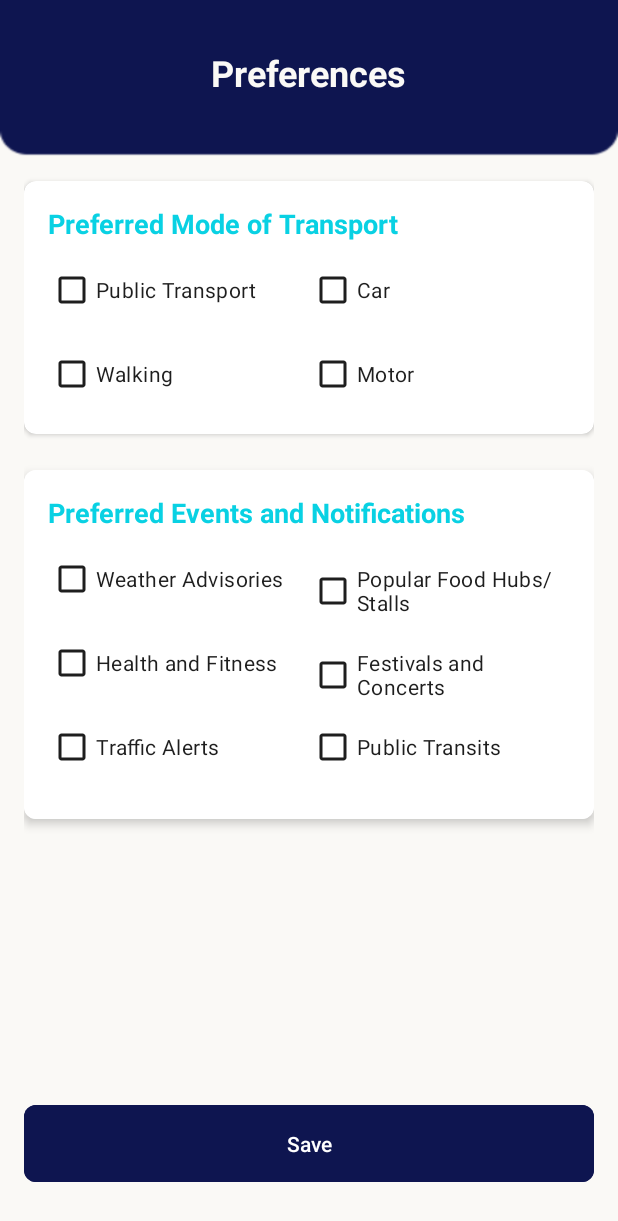
After one commit to Elgen19/SmartCity, an Android app: the PreferencesActivity screen opened directly, with no data from a screen before it, on a phone screen of 412 x 824 dp. The commit adds this screen. Shown: the top 1221 px of the screen. Run offline under Robolectric (Android 15) with nearby library versions, the phone set to English and light mode, and no system bars; our stand-ins replace Firebase (no records; nobody signed in at launch, a user with empty details on screens opened directly).

Commit message:
preferences setup

```diff
--- a/app/src/main/AndroidManifest.xml
+++ b/app/src/main/AndroidManifest.xml
@@ -19,6 +19,9 @@
         android:supportsRtl="true"
         android:theme="@style/Theme.SmartCity"
         tools:targetApi="31">
+        <activity
+            android:name=".PreferencesActivity"
+            android:exported="false" />
         <activity
             android:name=".DashboardActivity"
             android:exported="false" />
--- a/app/src/main/java/com/elgenium/smartcity/MainActivity.kt
+++ b/app/src/main/java/com/elgenium/smartcity/MainActivity.kt
@@ -38,7 +38,7 @@ class MainActivity : AppCompatActivity() {
     }
 
     private fun navigateToSignIn() {
-        val intent = Intent(this, SignInActivity::class.java)
+        val intent = Intent(this, DashboardActivity::class.java)
         startActivity(intent)
         finish()
     }
--- a/app/src/main/java/com/elgenium/smartcity/RegistrationActivity.kt
+++ b/app/src/main/java/com/elgenium/smartcity/RegistrationActivity.kt
@@ -127,7 +127,8 @@ class RegistrationActivity : AppCompatActivity() {
             "fullName" to fullName,
             "email" to email,
             "phoneNumber" to phoneNumber,
-            "profilePicUrl" to profilePicUrl // Save profile picture URL to the database
+            "profilePicUrl" to profilePicUrl, // Save profile picture URL to the database
+            "preferencesSet" to false
         )
 
         database.child(userId).setValue(userMap)
--- /dev/null
+++ b/app/src/main/res/color/checkbox_selector.xml
@@ -0,0 +1,7 @@
+<?xml version="1.0" encoding="utf-8"?>
+<selector xmlns:android="http://schemas.android.com/apk/res/android">
+    <!-- Checked state -->
+    <item android:state_checked="true" android:color="#9009D1E3" />
+    <!-- Default/unchecked state -->
+    <item android:color="@color/gray" />
+</selector>
--- /dev/null
+++ b/app/src/main/res/layout/activity_preferences.xml
@@ -0,0 +1,244 @@
+<RelativeLayout xmlns:android="http://schemas.android.com/apk/res/android"
+    xmlns:app="http://schemas.android.com/apk/res-auto"
+    xmlns:tools="http://schemas.android.com/tools"
+    android:layout_width="match_parent"
+    android:layout_height="match_parent"
+    android:background="@drawable/backdraft2"
+    android:padding="16dp">
+
+    <!-- Content LinearLayout -->
+    <LinearLayout
+        android:layout_width="match_parent"
+        android:layout_height="match_parent"
+        android:layout_above="@+id/button_save"
+        android:orientation="vertical">
+
+        <!-- Title at the top center -->
+        <TextView
+            android:id="@+id/title_preferences"
+            android:layout_width="wrap_content"
+            android:layout_height="wrap_content"
+            android:layout_gravity="center_horizontal"
+            android:layout_marginTop="16dp"
+            android:text="@string/preferences"
+            android:textColor="@color/primary_color"
+            android:textSize="24sp"
+            android:textStyle="bold" />
+
+        <!-- First Card for Preferred Mode of Transport -->
+        <androidx.cardview.widget.CardView
+            android:layout_width="match_parent"
+            android:layout_height="wrap_content"
+            android:layout_marginTop="56dp"
+            android:layout_marginBottom="16dp"
+            app:cardBackgroundColor="@color/white"
+            android:elevation="4dp"
+            android:padding="16dp"
+            app:cardCornerRadius="8dp">
+
+            <LinearLayout
+                android:layout_width="match_parent"
+                android:layout_height="wrap_content"
+                android:orientation="vertical"
+                android:padding="16dp">
+
+                <!-- Title TextView -->
+                <TextView
+                    android:id="@+id/title_preferred_mode"
+                    android:layout_width="wrap_content"
+                    android:layout_height="wrap_content"
+                    android:paddingBottom="8dp"
+                    android:text="@string/preferred_mode_of_transport"
+                    android:textColor="@color/brand_color"
+                    android:textSize="18sp"
+                    android:textStyle="bold"
+                    tools:ignore="TextContrastCheck" />
+
+                <!-- CheckBox Row 1 -->
+                <LinearLayout
+                    android:layout_width="match_parent"
+                    android:layout_height="wrap_content"
+                    android:orientation="horizontal"
+                    android:paddingBottom="8dp"
+                    android:weightSum="2">
+
+                    <CheckBox
+                        android:id="@+id/checkbox_public_transport"
+                        android:layout_width="0dp"
+                        android:layout_height="wrap_content"
+                        android:textColor="@color/gray"
+                        android:layout_weight="1"
+                        android:text="@string/public_transport" />
+
+                    <CheckBox
+                        android:id="@+id/checkbox_car"
+                        android:layout_width="0dp"
+                        android:textColor="@color/gray"
+                        android:layout_height="wrap_content"
+                        android:layout_weight="1"
+                        android:text="@string/car"
+                        tools:ignore="VisualLintButtonSize" />
+                </LinearLayout>
+
+                <!-- CheckBox Row 2 -->
+                <LinearLayout
+                    android:layout_width="match_parent"
+                    android:layout_height="wrap_content"
+                    android:orientation="horizontal"
+                    android:weightSum="2">
+
+                    <CheckBox
+                        android:id="@+id/checkbox_walking"
+                        android:layout_width="0dp"
+                        android:textColor="@color/gray"
+                        android:layout_height="wrap_content"
+                        android:layout_weight="1"
+                        android:text="@string/walking" />
+
+                    <CheckBox
+                        android:id="@+id/checkbox_motor"
+                        android:layout_width="0dp"
+                        android:textColor="@color/gray"
+                        android:layout_height="wrap_content"
+                        android:layout_weight="1"
+                        android:text="@string/motor" />
+                </LinearLayout>
+
+            </LinearLayout>
+        </androidx.cardview.widget.CardView>
+
+        <!-- Third Card for Preferred Events and Notifications -->
+        <androidx.cardview.widget.CardView
+            android:layout_width="match_parent"
+            android:layout_height="wrap_content"
+            android:layout_marginTop="8dp"
+            app:cardCornerRadius="8dp"
+            app:cardElevation="4dp"
+            android:clickable="true"
+            android:focusable="true">
+
+            <LinearLayout
+                android:layout_width="match_parent"
+                android:layout_height="wrap_content"
+                android:orientation="vertical"
+                android:background="@color/white"
+                android:padding="16dp">
+
+                <!-- Title TextView -->
+                <TextView
+                    android:id="@+id/title_preferred_events"
+                    android:layout_width="wrap_content"
+                    android:layout_height="wrap_content"
+                    android:paddingBottom="8dp"
+                    android:text="@string/preferred_events_and_notifications"
+                    android:textColor="@color/brand_color"
+                    android:textSize="18sp"
+                    android:textStyle="bold"
+                    tools:ignore="TextContrastCheck" />
+
+                <!-- CheckBox List -->
+                <LinearLayout
+                    android:layout_width="match_parent"
+                    android:layout_height="wrap_content"
+                    android:orientation="vertical">
+
+                    <!-- First Row -->
+                    <LinearLayout
+                        android:layout_width="match_parent"
+                        android:layout_height="wrap_content"
+                        android:orientation="horizontal"
+                        android:weightSum="2"
+                        android:paddingBottom="8dp">
+
+                        <CheckBox
+                            android:id="@+id/checkbox_weather_advisories"
+                            android:layout_width="0dp"
+                            android:layout_height="wrap_content"
+                            android:layout_weight="1"
+                            android:textColor="@color/gray"
+                            android:text="@string/weather_advisories" />
+
+                        <CheckBox
+                            android:id="@+id/checkbox_food_hubs"
+                            android:layout_width="0dp"
+                            android:layout_height="wrap_content"
+                            android:layout_weight="1"
+                            android:text="@string/popular_food_hubs_stalls"
+                            android:textColor="@color/gray"
+                            tools:ignore="TouchTargetSizeCheck" />
+                    </LinearLayout>
+
+                    <!-- Second Row -->
+                    <LinearLayout
+                        android:layout_width="match_parent"
+                        android:layout_height="wrap_content"
+                        android:orientation="horizontal"
+                        android:weightSum="2"
+                        android:paddingBottom="8dp">
+
+                        <CheckBox
+                            android:id="@+id/checkbox_health_fitness"
+                            android:layout_width="0dp"
+                            android:layout_height="wrap_content"
+                            android:textColor="@color/gray"
+                            android:layout_weight="1"
+                            android:text="@string/health_and_fitness" />
+
+                        <CheckBox
+                            android:id="@+id/checkbox_festivals_concerts"
+                            android:layout_width="0dp"
+                            android:layout_height="wrap_content"
+                            android:layout_weight="1"
+                            android:text="@string/festivals_and_concerts"
+                            android:textColor="@color/gray"
+                            tools:ignore="TouchTargetSizeCheck" />
+                    </LinearLayout>
+
+                    <!-- Third Row -->
+                    <LinearLayout
+                        android:layout_width="match_parent"
+                        android:layout_height="wrap_content"
+                        android:orientation="horizontal"
+                        android:weightSum="2"
+                        android:paddingBottom="8dp">
+
+                        <CheckBox
+                            android:id="@+id/checkbox_traffic_alerts"
+                            android:layout_width="0dp"
+                            android:layout_height="wrap_content"
+                            android:textColor="@color/gray"
+                            android:layout_weight="1"
+                            android:text="@string/traffic_alerts" />
+
+                        <CheckBox
+                            android:id="@+id/checkbox_public_transits"
+                            android:layout_width="0dp"
+                            android:layout_height="wrap_content"
+                            android:textColor="@color/gray"
+                            android:layout_weight="1"
+                            android:text="@string/public_transits" />
+                    </LinearLayout>
+                </LinearLayout>
+
+            </LinearLayout>
+        </androidx.cardview.widget.CardView>
+
+    </LinearLayout>
+
+    <!-- Save Button -->
+    <com.google.android.material.button.MaterialButton
+        android:id="@+id/button_save"
+        android:layout_width="match_parent"
+        android:layout_height="wrap_content"
+        android:layout_alignParentBottom="true"
+        android:layout_marginTop="24dp"
+        android:layout_marginBottom="16dp"
+        android:backgroundTint="@color/secondary_color"
+        android:padding="16dp"
+        android:text="@string/save"
+        app:rippleColor="@color/brand_color"
+        android:textColor="@color/white"
+        app:cornerRadius="8dp"
+        tools:ignore="VisualLintButtonSize" />
+
+</RelativeLayout>
--- a/app/src/main/res/values-night/themes.xml
+++ b/app/src/main/res/values-night/themes.xml
@@ -4,6 +4,7 @@
         <!-- Customize your dark theme here. -->
         <!-- <item name="colorPrimary">@color/my_dark_primary</item> -->
         <item name="android:statusBarColor">@color/secondary_color</item>
+        <item name="android:buttonTint">@color/checkbox_selector</item>
 
     </style>
 </resources>
--- a/app/src/main/res/values/strings.xml
+++ b/app/src/main/res/values/strings.xml
@@ -39,5 +39,18 @@
     <string name="good_afternoon">Good Afternoon,</string>
     <string name="good_noon">Good Noon,</string>
     <string name="good_evening">Good Evening,</string>
+    <string name="preferences">Preferences</string>
+    <string name="preferred_mode_of_transport">Preferred Mode of Transport</string>
+    <string name="public_transport">Public Transport</string>
+    <string name="car">Car</string>
+    <string name="walking">Walking</string>
+    <string name="motor">Motor</string>
+    <string name="preferred_events_and_notifications">Preferred Events and Notifications</string>
+    <string name="weather_advisories">Weather Advisories</string>
+    <string name="popular_food_hubs_stalls">Popular Food Hubs/Stalls</string>
+    <string name="health_and_fitness">Health and Fitness</string>
+    <string name="festivals_and_concerts">Festivals and Concerts</string>
+    <string name="traffic_alerts">Traffic Alerts</string>
+    <string name="public_transits">Public Transits</string>
 
 </resources>
--- a/app/src/main/res/values/themes.xml
+++ b/app/src/main/res/values/themes.xml
@@ -4,6 +4,7 @@
         <!-- Customize your light theme here. -->
         <!-- <item name="colorPrimary">@color/my_light_primary</item> -->
         <item name="android:statusBarColor">@color/secondary_color</item>
+        <item name="android:buttonTint">@color/checkbox_selector</item>
 
     </style>
 
```
Also changed, not shown: app/src/main/java/com/elgenium/smartcity/PreferencesActivity.kt (added, +90 -0 lines), app/src/main/java/com/elgenium/smartcity/SignInActivity.kt (+50 -12 lines), app/src/main/res/drawable/custom_checkbox_background.xml (added, +22 -0 lines), app/src/main/res/layout/activity_dashboard.xml (+7 -1 lines), app/src/main/res/layout/dialog_link_account.xml (deleted, +0 -34 lines), app/src/main/res/menu/bottom_nav_menu.xml (+6 -4 lines), app/src/main/res/values/styles.xml (+12 -3 lines), app/src/main/res/drawable/time.png (added).
